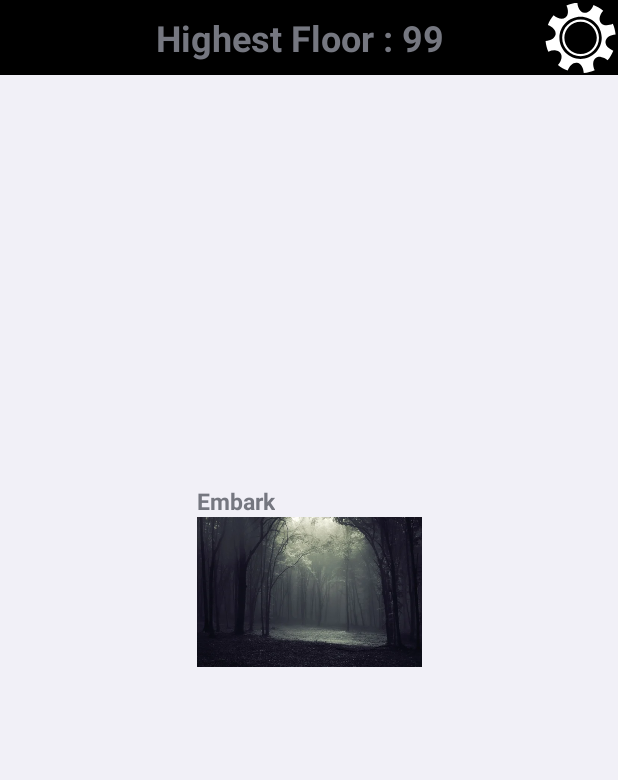
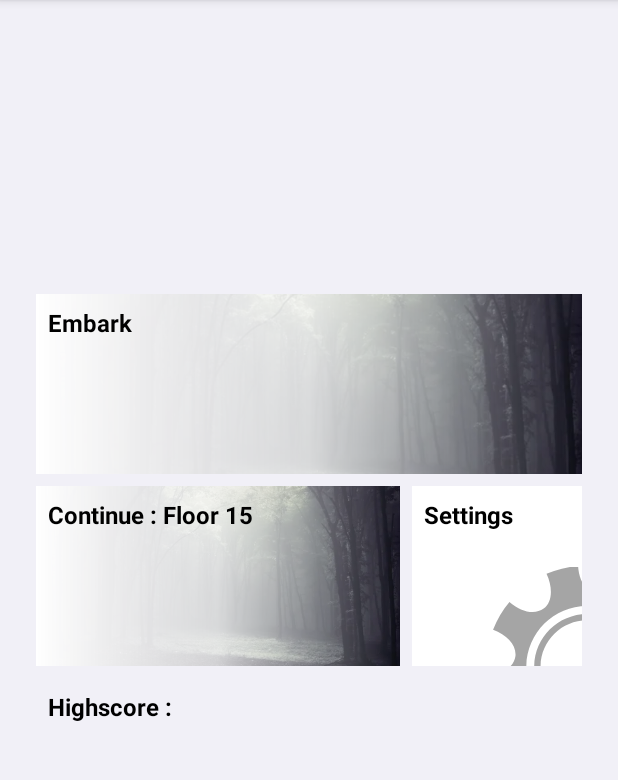
Before and after one commit to Samestora/pemrograman-kotlin, an Android app: the layout fragment_menu.xml on its own in the app's theme, with its tools: preview values and no code run, on a phone screen of 412 x 824 dp, the part 84-864 px from its top. Run offline under Robolectric (Android 15) with nearby library versions, the phone set to English and light mode, and no system bars.

Commit message:
Main menu ui overhaul

```diff
--- /dev/null
+++ b/app/src/main/res/drawable/bg_main_menu.xml
@@ -0,0 +1,5 @@
+<shape xmlns:android="http://schemas.android.com/apk/res/android"
+       android:shape="rectangle">
+    <solid android:color="@color/white"/>
+    <padding android:left="16dp" android:top="16dp" android:right="16dp" android:bottom="16dp"/>
+</shape>
--- /dev/null
+++ b/app/src/main/res/drawable/bg_main_menu_dungeon.xml
@@ -0,0 +1,34 @@
+<?xml version="1.0" encoding="utf-8"?>
+<layer-list xmlns:android="http://schemas.android.com/apk/res/android">
+
+    <!-- 1️⃣ Base white background -->
+    <item>
+        <shape android:shape="rectangle">
+            <solid android:color="@color/white" />
+        </shape>
+    </item>
+
+    <!-- 2️⃣ Background image aligned to the right -->
+    <item
+        android:gravity="end"
+        android:right="0dp"
+        android:top="0dp"
+        android:bottom="0dp">
+        <bitmap
+            android:src="@drawable/depositphotos_10217309_stock_photo_light_in_a_dark_forest"
+            android:alpha="1"
+            android:gravity="fill" />
+    </item>
+
+    <!-- 3️⃣ Left-to-right white gradient overlay to create the fade effect -->
+    <item>
+        <shape android:shape="rectangle">
+            <gradient
+                android:startColor="#FFFFFFFF"
+                android:centerColor="#CCFFFFFF"
+                android:endColor="#00FFFFFF"
+                android:angle="0" />
+        </shape>
+    </item>
+
+</layer-list>
--- /dev/null
+++ b/app/src/main/res/drawable/bg_main_menu_settings.xml
@@ -0,0 +1,32 @@
+<?xml version="1.0" encoding="utf-8"?>
+<layer-list xmlns:android="http://schemas.android.com/apk/res/android">
+
+    <!-- White background -->
+    <item>
+        <shape android:shape="rectangle">
+            <solid android:color="@color/white" />
+        </shape>
+    </item>
+
+    <!-- Small vector icon pinned to bottom-right -->
+    <item
+        android:gravity="bottom|start"
+        android:left="4dp"
+        android:top="4dp"
+    >
+
+        <vector
+            xmlns:android="http://schemas.android.com/apk/res/android"
+            android:width="6dp"
+            android:height="6dp"
+            android:viewportWidth="256"
+            android:viewportHeight="256"
+            android:alpha="0.35">
+            <path
+                android:fillColor="#000"
+                android:pathData="M234.88,18.78c-26.09,2.37 -51.56,8.56 -74.88,18.78 15.37,32.76 14.22,66.71 -6.72,82.41 -20.83,15.62 -54.06,7.97 -81.12,-15.69 -16.25,19.45 -29.34,41.36 -38.88,65.63 33.83,12.33 56.63,37.67 52.94,63.5 -3.7,25.83 -32.7,43.74 -68.63,46.09 2.34,25.8 8.91,50.78 18.94,73.88 17.81,-8.18 35.79,-11.09 51.1,-8.94 13.03,1.87 23.93,7.01 31.16,16.66 15.82,21.1 7.6,54.71 -16.78,81.97 19.52,16.35 42.22,29.44 66.59,39.03 12.33,-33.83 37.65,-56.63 63.5,-52.94 25.84,3.7 43.74,32.7 46.09,68.63 26.09,-2.37 51.56,-8.56 74.88,-18.78 -15.77,-33 -14.26,-67.59 6.84,-83.41 9.64,-7.23 22.57,-9.02 35.59,-7.13 15.11,2.16 31.19,10.25 45.56,22.78 16.09,-19.34 29.4,-41.51 38.88,-65.59 -33.83,-12.33 -56.63,-37.65 -52.94,-63.5 3.7,-25.85 32.67,-43.77 68.59,-46.13 -2.36,-25.94 -8.77,-50.66 -18.91,-73.87 -32.61,15.12 -66.66,13.15 -82.28,-7.69 -15.7,-20.94 -7.25,-53.86 16.69,-81 -19.52,-16.35 -42.25,-29.45 -66.63,-39.03 -12.33,33.83 -37.66,56.66 -63.5,52.97 -25.85,-3.69 -43.74,-32.7 -46.1,-68.63zM256.53,113.91c79.63,0 144.38,64.75 144.38,144.38 0,79.63 -64.75,144.38 -144.38,144.38 -79.62,0 -144.37,-64.75 -144.37,-144.38 0,-79.62 64.75,-144.37 144.38,-144.37zM256.53,132.59c-69.52,0 -125.69,56.16 -125.69,125.69 0,69.53 56.16,125.69 125.69,125.69 69.53,0 125.69,-56.16 125.69,-125.69 0,-69.52 -56.16,-125.69 -125.69,-125.69zM256.56,147.72c61.09,0 110.63,49.53 110.63,110.62 0,61.1 -49.53,110.63 -110.63,110.63s-110.63,-49.53 -110.63,-110.63c0,-61.1 49.53,-110.63 110.63,-110.63z" />
+        </vector>
+
+    </item>
+
+</layer-list>
--- a/app/src/main/res/layout/fragment_menu.xml
+++ b/app/src/main/res/layout/fragment_menu.xml
@@ -1,75 +1,119 @@
 <?xml version="1.0" encoding="utf-8"?>
 <androidx.constraintlayout.widget.ConstraintLayout xmlns:android="http://schemas.android.com/apk/res/android"
                                                    xmlns:app="http://schemas.android.com/apk/res-auto"
-                                                   xmlns:tools="http://schemas.android.com/tools" android:layout_width="match_parent"
+                                                   xmlns:tools="http://schemas.android.com/tools"
+                                                   android:layout_width="match_parent"
                                                    android:layout_height="match_parent"
->
+                                                   tools:context=".MainActivity">
+
+    <!-- Top: Highscore and Settings -->
+
+    <!-- Center: Game options -->
+    <LinearLayout
+        android:id="@+id/centerMenu"
+        android:layout_width="0dp"
+        android:layout_height="wrap_content"
+        android:layout_marginHorizontal="24dp"
+        android:layout_marginVertical="16dp"
+        android:gravity="center"
+        android:orientation="vertical"
+        app:layout_constraintBottom_toBottomOf="parent"
+        app:layout_constraintEnd_toEndOf="parent"
+        app:layout_constraintStart_toStartOf="parent" app:layout_constraintTop_toTopOf="parent">
+
+        <!-- Dungeon Name -->
 
         <!-- Play Game -->
-    <LinearLayout
-        android:layout_width="wrap_content"
-        android:layout_height="wrap_content"
-        android:orientation="vertical" app:layout_constraintBottom_toBottomOf="parent"
-        app:layout_constraintEnd_toEndOf="parent" app:layout_constraintStart_toStartOf="parent"
-        app:layout_constraintTop_toTopOf="parent">
-        <TextView
-            android:id="@+id/dungeonName"
-            android:layout_width="wrap_content"
-            android:layout_height="wrap_content"
-            android:text="TextView"
-            android:textSize="15sp"
-            android:textStyle="bold" tools:text="Embark"
-        />
         <FrameLayout
             android:id="@+id/playGame"
-            android:layout_width="150dp"
-            android:layout_height="100dp"
-        >
+            android:layout_width="match_parent"
+            android:layout_height="120dp"
+            android:layout_gravity="center">
 
             <ImageButton
                 android:id="@+id/newGameButton"
                 android:layout_width="match_parent"
                 android:layout_height="match_parent"
                 android:background="@null"
-                android:scaleType="fitXY"
-                android:src="@drawable/depositphotos_10217309_stock_photo_light_in_a_dark_forest"/>
+                android:contentDescription="New Game"
+                android:scaleType="centerCrop"
+                android:src="@drawable/bg_main_menu_dungeon"
+            />
+            <TextView
+                android:id="@+id/dungeonName"
+                android:layout_width="wrap_content"
+                android:layout_height="wrap_content"
+                android:layout_margin="8sp"
+                android:layout_marginBottom="8dp"
+                android:text="Embark" android:textColor="#000000" android:textSize="16sp" android:textStyle="bold"/>
+        </FrameLayout>
 
+        <!-- Continue / Settings Buttons -->
+        <LinearLayout
+            android:layout_width="match_parent"
+            android:layout_height="wrap_content"
+            android:layout_marginTop="8dp"
+            android:gravity="center"
+            android:orientation="horizontal">
+
+            <FrameLayout
+                android:layout_width="match_parent"
+                android:layout_height="120dp" android:layout_gravity="start|fill_horizontal" android:layout_weight="1">
+
+                <ImageButton
+                    android:id="@+id/continueButton"
+                    android:layout_width="match_parent"
+                    android:layout_height="match_parent"
+                    android:background="@null"
+                    android:contentDescription="New Game"
+                    android:scaleType="centerCrop"
+                    android:src="@drawable/bg_main_menu_dungeon"
+                />
+                <TextView
+                    android:id="@+id/tvContinue"
+                    android:layout_width="wrap_content"
+                    android:layout_height="wrap_content" android:layout_margin="8sp" android:text="Continue : Floor 15"
+                    android:textColor="#000000" android:textSize="16sp" android:textStyle="bold"/>
+            </FrameLayout>
+
+            <FrameLayout
+                android:layout_width="match_parent"
+                android:layout_height="120dp" android:layout_gravity="fill_horizontal|end"
+                android:layout_marginStart="8dp"
+                android:layout_weight="2">
+
+                <ImageButton
+                    android:id="@+id/settingsButton"
+                    android:layout_width="match_parent"
+                    android:layout_height="match_parent"
+                    android:background="@null"
+                    android:contentDescription="New Game"
+                    android:scaleType="centerCrop"
+                    android:src="@drawable/bg_main_menu_settings"
+                />
+                <TextView
+                    android:id="@+id/tvSettings"
+                    android:layout_width="wrap_content" android:layout_height="wrap_content" android:layout_margin="8sp"
+                    android:text="Settings" android:textColor="#000000" android:textSize="16sp"
+                    android:textStyle="bold"/>
             </FrameLayout>
         </LinearLayout>
 
-    <!-- Setting -->
-    <LinearLayout
+        <!-- Highscore -->
+        <FrameLayout
             android:layout_width="match_parent"
-        android:layout_height="wrap_content"
-        android:background="#000000"
-        android:orientation="horizontal" app:layout_constraintEnd_toEndOf="parent"
-        app:layout_constraintStart_toStartOf="parent" app:layout_constraintTop_toTopOf="parent">
-        <Space
-            android:layout_width="wrap_content"
-            android:layout_height="wrap_content" android:layout_weight="0.3"/>
+            android:layout_height="120dp" android:layout_gravity="bottom" android:layout_marginTop="8dp">
+
+            <ImageView
+                android:id="@+id/imageView2"
+                android:layout_width="match_parent" android:layout_height="match_parent"
+                app:srcCompat="@drawable/bg_main_menu"/>
             <TextView
-            android:id="@+id/highestscoreText"
-            android:layout_width="wrap_content"
-            android:layout_height="match_parent"
-            android:layout_gravity="center|center_horizontal|center_vertical" android:layout_weight="1"
-            android:gravity="center"
-            android:text="TextView" android:textSize="24sp" android:textStyle="bold"
-            tools:text="Highest Floor : 99"/>
-        <FrameLayout
-            android:id="@+id/settingButton"
+                android:id="@+id/highscoreText"
                 android:layout_width="wrap_content"
                 android:layout_height="wrap_content"
-        >
-
-            <ImageButton
-                android:id="@+id/settingImageButton"
-                android:layout_width="50dp"
-                android:layout_height="50dp"
-                android:layout_gravity="center|center_horizontal|center_vertical"
-                android:background="@null"
-                android:scaleType="fitEnd" android:src="@drawable/settings"/>
-
+                android:layout_margin="8sp"
+                android:text="Highscore :" android:textColor="#000" android:textSize="16sp" android:textStyle="bold"/>
         </FrameLayout>
     </LinearLayout>
-
 </androidx.constraintlayout.widget.ConstraintLayout>
```
Lines whose indentation alone changed are shown as unchanged.
